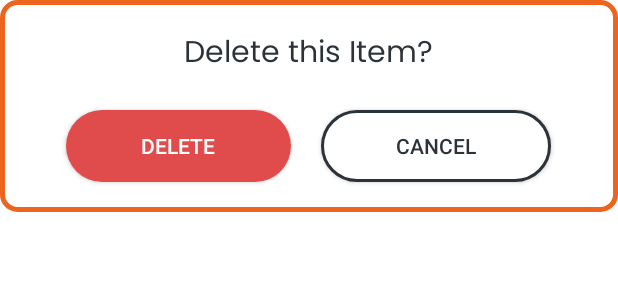
After one commit to Mastermind0100/Mercury, an Android app: the layout delete_dialog.xml on its own in the app's theme, with its tools: preview values and no code run, on a phone screen of 412 x 824 dp. The commit adds this screen. Shown: the top 300 px of the screen. Run offline under Robolectric (Android 15) with nearby library versions, the phone set to English and light mode, and no system bars; network calls fail.

Commit message:
delete works

```diff
--- /dev/null
+++ b/app/src/main/res/drawable/custom_button_red.xml
@@ -0,0 +1,7 @@
+<?xml version="1.0" encoding="utf-8"?>
+<shape xmlns:android="http://schemas.android.com/apk/res/android">
+
+    <solid android:color="@color/red"/>
+    <corners android:radius="100dp"/>
+
+</shape>
--- /dev/null
+++ b/app/src/main/res/drawable/custom_button_white.xml
@@ -0,0 +1,8 @@
+<?xml version="1.0" encoding="utf-8"?>
+<shape xmlns:android="http://schemas.android.com/apk/res/android">
+
+    <solid android:color="@color/white"/>
+    <stroke android:width="2dp" android:color="@color/background"/>
+    <corners android:radius="100dp"/>
+
+</shape>
--- /dev/null
+++ b/app/src/main/res/layout/delete_dialog.xml
@@ -0,0 +1,57 @@
+<?xml version="1.0" encoding="utf-8"?>
+<RelativeLayout xmlns:android="http://schemas.android.com/apk/res/android"
+    android:layout_width="match_parent"
+    android:layout_height="wrap_content"
+    android:layout_centerHorizontal="true"
+    android:background="@drawable/dialog_bg">
+
+    <TextView
+        android:id="@+id/delete_confirmation_text"
+        android:layout_width="wrap_content"
+        android:layout_height="wrap_content"
+        android:text="Delete this Item?"
+        android:layout_centerHorizontal="true"
+        android:textSize="20sp"
+        android:fontFamily="@font/poppins_regular"
+        android:layout_marginTop="20dp"
+        android:textColor="@color/background"/>
+
+    <LinearLayout
+        android:id="@+id/buttons_container"
+        android:layout_width="match_parent"
+        android:layout_height="wrap_content"
+        android:layout_below="@id/delete_confirmation_text"
+        android:gravity="center"
+        android:orientation="horizontal">
+
+        <androidx.appcompat.widget.AppCompatButton
+            android:id="@+id/delete_button"
+            android:layout_width="wrap_content"
+            android:layout_height="wrap_content"
+            android:layout_marginTop="20dp"
+            android:gravity="center"
+            android:layout_marginBottom="20dp"
+            android:layout_marginHorizontal="10dp"
+            android:background="@drawable/custom_button_red"
+            android:paddingHorizontal="50dp"
+            android:text="Delete"
+            android:textColor="@color/white" />
+
+        <androidx.appcompat.widget.AppCompatButton
+            android:id="@+id/cancel_button_dialog"
+            android:layout_width="wrap_content"
+            android:layout_height="wrap_content"
+            android:layout_centerHorizontal="true"
+            android:layout_marginTop="20dp"
+            android:layout_marginBottom="20dp"
+            android:layout_marginHorizontal="10dp"
+            android:gravity="center"
+            android:layout_toRightOf="@+id/delete_button"
+            android:background="@drawable/custom_button_white"
+            android:paddingHorizontal="50dp"
+            android:text="Cancel"
+            android:textColor="@color/background" />
+    </LinearLayout>
+
+
+</RelativeLayout>
```
Also changed, not shown: app/src/main/java/com/a_team/mercury/CardDataAdapter.java (+56 -1 lines), app/src/main/java/com/a_team/mercury/okHttpParser.java (+10 -0 lines).
